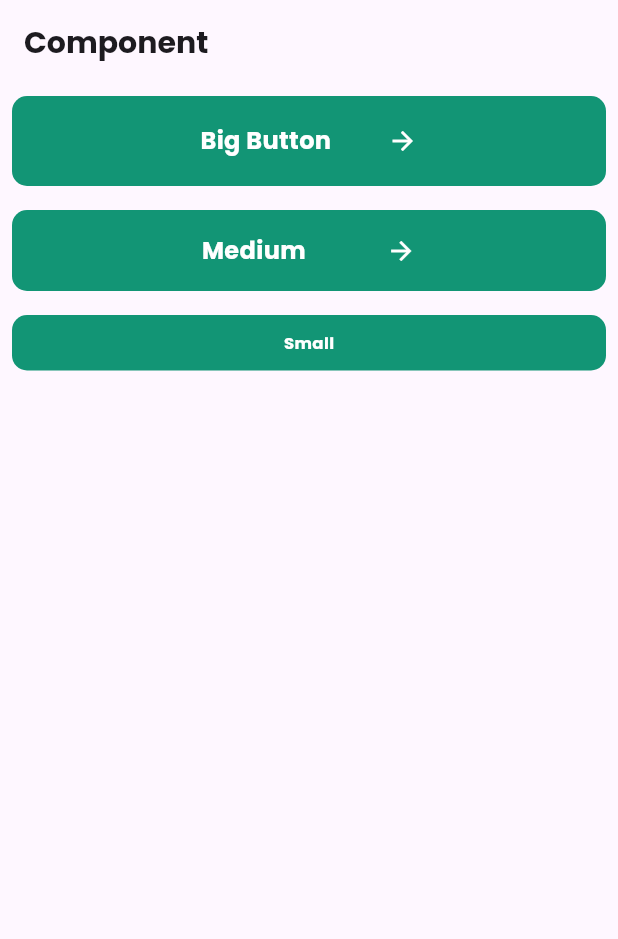
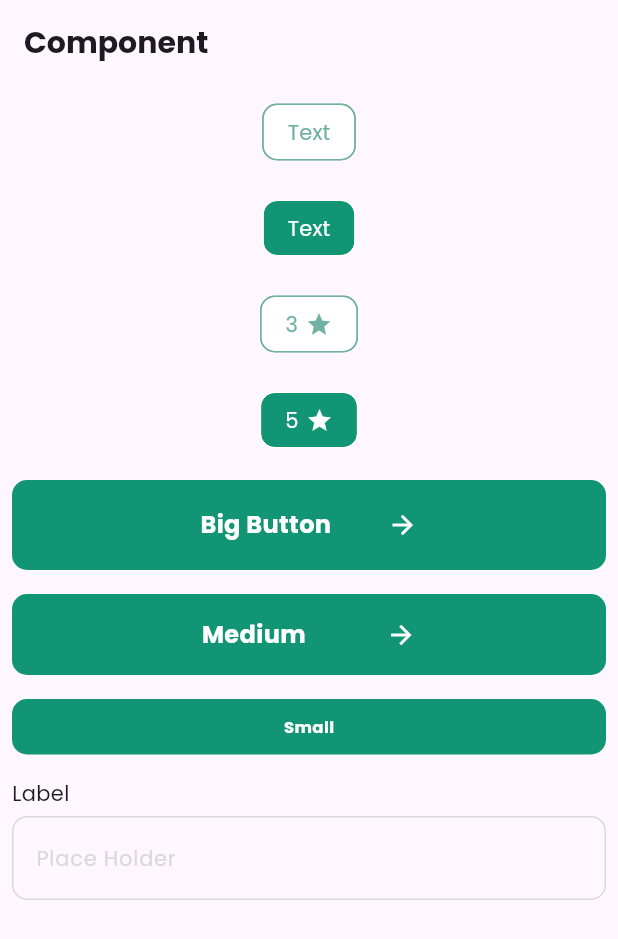
Before and after one commit to rheech22/flutter_recipe, a Flutter app: the screen it shows after launch, on a phone screen of 412 x 824 dp. Shown: the top 939 px of the screen. Run offline on Flutter 3.47's test engine with Material 3 defaults, Android fonts, the phone set to English and light mode, and no system bars; our stand-ins replace device_preview.

Commit message:
feat: add input_field and badge

```diff
--- /dev/null
+++ b/lib/core/presentation/components/badge.dart
@@ -0,0 +1,50 @@
+import 'package:flutter/material.dart';
+import 'package:flutter_recipe/ui/color_styles.dart';
+import 'package:flutter_recipe/ui/text_styles.dart';
+
+enum BadgeVariants { text, rating }
+
+class Badge extends StatelessWidget {
+  final String text;
+  final BadgeVariants variant;
+  final bool isSelected;
+
+  const Badge(
+    this.text, {
+    super.key,
+    this.variant = BadgeVariants.text,
+    this.isSelected = false,
+  });
+
+  @override
+  build(BuildContext context) {
+    return Chip(
+      backgroundColor: isSelected ? ColorStyles.primary100 : ColorStyles.white,
+      side: BorderSide(
+        color: isSelected ? ColorStyles.white : ColorStyles.primary80,
+      ),
+      shape: RoundedRectangleBorder(
+        borderRadius: BorderRadius.circular(10),
+      ),
+      label: Row(
+        mainAxisSize: MainAxisSize.min,
+        children: [
+          Text(
+            text,
+            style: TextStyles.smallTextRegular.copyWith(
+              color: isSelected ? ColorStyles.white : ColorStyles.primary80,
+            ),
+          ),
+          if (variant == BadgeVariants.rating) ...[
+            SizedBox(width: 5),
+            Icon(
+              Icons.star,
+              size: 18,
+              color: isSelected ? ColorStyles.white : ColorStyles.primary80,
+            ),
+          ],
+        ],
+      ),
+    );
+  }
+}
--- a/lib/core/presentation/components/button.dart
+++ b/lib/core/presentation/components/button.dart
@@ -43,7 +43,7 @@ class _ButtonState extends State<Button> {
         });
         widget.onPressed();
       },
-      // ? 화면 밖으로 나가는 경우
+      // NOTE: 화면 밖으로 나가는 경우
       onTapCancel: () {
         setState(() {
           isPressed = false;
@@ -60,15 +60,15 @@ class _ButtonState extends State<Button> {
                 child: Text(
                   widget.text,
                   style: TextStyles.smallerTextBold.copyWith(
-                      color: Colors
-                          .white // ! copyWith는 런타임에 호출되어 성능에 영향을 미칠 수 있다고 함
-                      ),
+                    color: Colors
+                        .white, // NOTE: copyWith는 런타임에 호출되어 성능에 영향을 미칠 수 있다고 함
+                  ),
                 ),
               )
             : Row(
                 mainAxisAlignment: MainAxisAlignment.center,
                 children: [
-                  // ! Container보다 SizedBox가 성능 면에서 더 좋다고 함
+                  // NOTE: Container보다 SizedBox가 성능 면에서 더 좋다고 함
                   SizedBox(
                     width: 114,
                     child: Text(
--- /dev/null
+++ b/lib/core/presentation/components/input_field.dart
@@ -0,0 +1,51 @@
+import 'package:flutter/material.dart';
+import 'package:flutter_recipe/ui/color_styles.dart';
+import 'package:flutter_recipe/ui/text_styles.dart';
+
+class InputField extends StatelessWidget {
+  final String placeHolder;
+  final String label;
+  final TextEditingController? controller;
+
+  const InputField({
+    super.key,
+    required this.label,
+    required this.placeHolder,
+    this.controller,
+  });
+
+  @override
+  build(BuildContext context) {
+    return Column(
+      crossAxisAlignment: CrossAxisAlignment.start,
+      children: [
+        Text(
+          label,
+          style: TextStyles.smallTextRegular,
+        ),
+        SizedBox(height: 5),
+        TextField(
+          controller: controller,
+          decoration: InputDecoration(
+            hintText: placeHolder,
+            hintStyle: TextStyles.smallTextRegular.copyWith(
+              color: ColorStyles.gray4,
+            ),
+            enabledBorder: OutlineInputBorder(
+              borderRadius: BorderRadius.circular(10),
+              borderSide: const BorderSide(
+                color: ColorStyles.gray4,
+              ),
+            ),
+            focusedBorder: OutlineInputBorder(
+              borderRadius: BorderRadius.circular(10),
+              borderSide: const BorderSide(
+                color: ColorStyles.primary80,
+              ),
+            ),
+          ),
+        ),
+      ],
+    );
+  }
+}
--- a/lib/main.dart
+++ b/lib/main.dart
@@ -1,7 +1,10 @@
 import 'package:device_preview/device_preview.dart';
-import 'package:flutter/material.dart';
-import 'package:flutter_recipe/ui/text_styles.dart';
+import 'package:flutter/material.dart' hide Badge;
+
+import 'core/presentation/components/input_field.dart';
 import 'core/presentation/components/button.dart';
+import 'core/presentation/components/badge.dart';
+import 'ui/text_styles.dart';
 
 void main() {
   runApp(
@@ -47,6 +50,29 @@ class HomePage extends StatelessWidget {
         children: [
           Padding(
             padding: const EdgeInsets.all(8.0),
+            child: const Badge('Text'),
+          ),
+          Padding(
+            padding: const EdgeInsets.all(8.0),
+            child: const Badge(
+              'Text',
+              isSelected: true,
+            ),
+          ),
+          Padding(
+            padding: const EdgeInsets.all(8.0),
+            child: const Badge('3', variant: BadgeVariants.rating),
+          ),
+          Padding(
+            padding: const EdgeInsets.all(8.0),
+            child: const Badge(
+              '5',
+              variant: BadgeVariants.rating,
+              isSelected: true,
+            ),
+          ),
+          Padding(
+            padding: const EdgeInsets.all(8.0),
             child: Button(
               'Big Button',
               onPressed: () {
@@ -74,6 +100,13 @@ class HomePage extends StatelessWidget {
               },
             ),
           ),
+          Padding(
+            padding: const EdgeInsets.all(8.0),
+            child: InputField(
+              label: 'Label',
+              placeHolder: 'Place Holder',
+            ),
+          ),
         ],
       ),
     );
```
